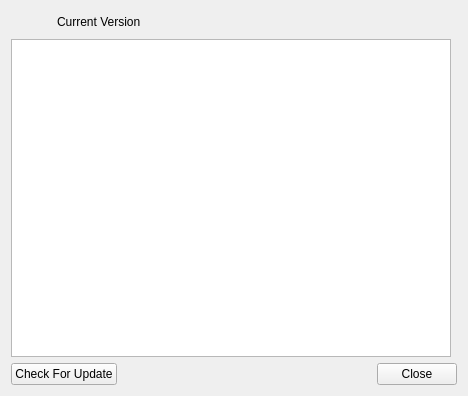
The window that CertMan/about_dlg.ui (jykim74/CertMan) describes before a commit, drawn with Qt 5.
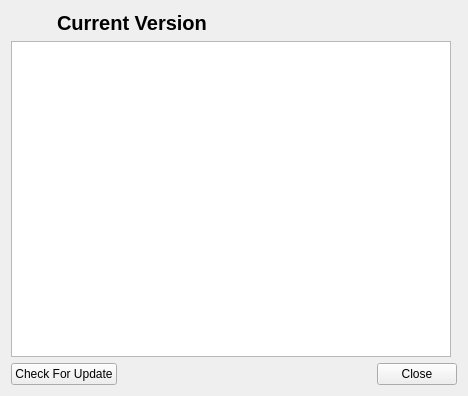
The same window after the commit. Icons and pictures are not drawn.

Commit message: QT5 지원

Diff of the .ui file:
```diff
--- a/CertMan/about_dlg.ui
+++ b/CertMan/about_dlg.ui
@@ -21,6 +21,12 @@
      </property>
      <item row="0" column="1">
       <widget class="QLabel" name="mVersionLabel">
+       <property name="font">
+        <font>
+         <pointsize>15</pointsize>
+         <bold>true</bold>
+        </font>
+       </property>
        <property name="text">
         <string>Current Version</string>
        </property>
```
